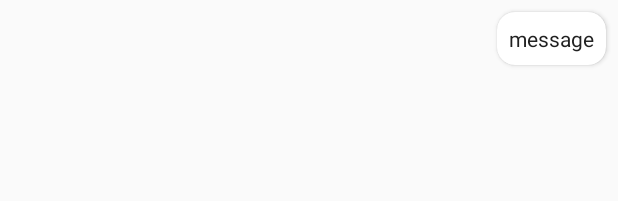
After one commit to morirain/FlowCloud-Note, an Android app: the layout item_memory.xml on its own in the app's theme, with its tools: preview values and no code run, on a phone screen of 412 x 824 dp. The commit adds this screen. Shown: the top 201 px of the screen. Run offline under Robolectric (Android 15) with nearby library versions, the phone set to English and light mode, and no system bars.

Commit message:
+ item_memory.xml * icon compress

```diff
--- a/flowmemo/src/main/res/layout/drawer_content.xml
+++ b/flowmemo/src/main/res/layout/drawer_content.xml
@@ -21,7 +21,7 @@
             android:layout_width="match_parent"
             android:layout_height="?android:attr/actionBarSize"
             app:cardCornerRadius="0dp"
-            app:cardElevation="3dp">
+            app:cardElevation="4dp">
             <android.support.constraint.ConstraintLayout
                 android:layout_width="match_parent"
                 android:layout_height="match_parent">
--- /dev/null
+++ b/flowmemo/src/main/res/layout/item_memory.xml
@@ -0,0 +1,32 @@
+<?xml version="1.0" encoding="utf-8"?>
+<layout xmlns:android="http://schemas.android.com/apk/res/android"
+    xmlns:app="http://schemas.android.com/apk/res-auto">
+
+    <data>
+
+    </data>
+
+    <android.support.v7.widget.CardView
+        android:layout_width="wrap_content"
+        android:layout_height="wrap_content"
+        android:layout_gravity="end"
+        android:layout_margin="8dp"
+        android:clickable="true"
+        android:focusable="true"
+        android:foreground="?android:attr/selectableItemBackground"
+        android:minHeight="32dp"
+        android:minWidth="64dp"
+        app:cardBackgroundColor="@color/colorRecyclerViewItem"
+        app:cardCornerRadius="12dp"
+        app:cardElevation="2dp"
+        app:cardMaxElevation="4dp">
+
+        <TextView
+            android:layout_width="match_parent"
+            android:layout_height="match_parent"
+            android:layout_gravity="start|center"
+            android:layout_margin="8dp"
+            android:text="message"
+            android:textColor="@color/colorText" />
+    </android.support.v7.widget.CardView>
+</layout>
```
Also changed, not shown: flowmemo/src/main/res/mipmap-hdpi/ic_launcher.png, flowmemo/src/main/res/mipmap-hdpi/ic_launcher_round.png, flowmemo/src/main/res/mipmap-mdpi/ic_launcher.png, flowmemo/src/main/res/mipmap-mdpi/ic_launcher_round.png, flowmemo/src/main/res/mipmap-xhdpi/ic_launcher.png, flowmemo/src/main/res/mipmap-xhdpi/ic_launcher_round.png, flowmemo/src/main/res/mipmap-xxhdpi/ic_launcher.png, flowmemo/src/main/res/mipmap-xxhdpi/ic_launcher_round.png, flowmemo/src/main/res/mipmap-xxxhdpi/ic_launcher.png, flowmemo/src/main/res/mipmap-xxxhdpi/ic_launcher_round.png.
